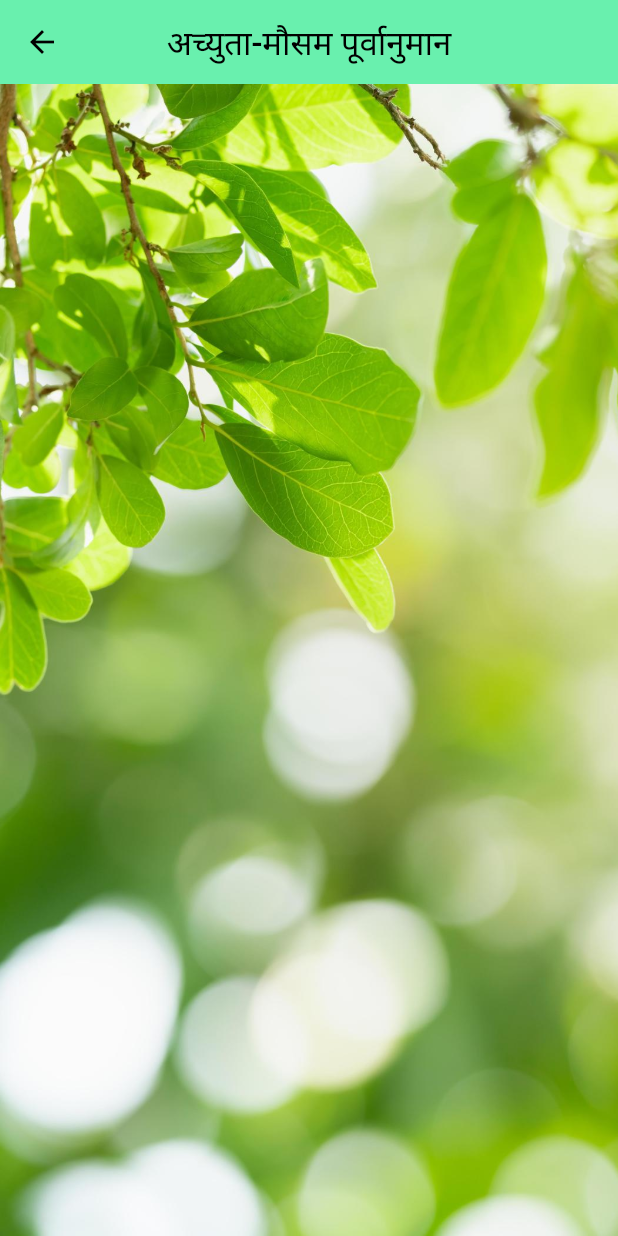
After one commit to D-extremity/Achuyta-2.0, a Flutter app: the ForeCast screen opened directly, on a phone screen of 412 x 824 dp. The commit adds this screen. Run offline on Flutter 3.47's test engine with Material 2 defaults, Android fonts, the phone set to English and light mode, and no system bars; our stand-ins replace geocoding, location.

Commit message:
files uploaded

```diff
--- a/lib/main.dart
+++ b/lib/main.dart
@@ -1,5 +1,6 @@
 // import 'package:acyuta/pages/home_page.dart';
 // import 'package:acyuta/pages/loginpage.dart';
+// import 'package:acyuta/pages/forecast.dart';
 import 'package:acyuta/pages/loginpage.dart';
 // import 'package:acyute/pages/loginpage.dart';
 // import 'package:acyuta/pages/manualinput.dart';
@@ -37,6 +38,8 @@ class MyApp extends StatelessWidget {
 
       debugShowCheckedModeBanner: false,
       home: const LoginPage(),
+
+      // home: const ForeCast()
     );
   }
 }
--- /dev/null
+++ b/lib/pages/forecast.dart
@@ -0,0 +1,45 @@
+import 'dart:ui';
+
+import 'package:flutter/material.dart';
+
+class ForeCast extends StatefulWidget {
+  const ForeCast({super.key});
+
+  @override
+  State<ForeCast> createState() => _ForeCastState();
+}
+
+class _ForeCastState extends State<ForeCast> {
+  @override
+  Widget build(BuildContext context) {
+    return SafeArea(
+        child: Scaffold(
+      appBar: AppBar(leading: const BackButton(color: Colors.black,),
+        backgroundColor: Colors.greenAccent,
+        title: const Text(
+          "अच्युता-मौसम पूर्वानुमान",
+          softWrap: true,
+          style: TextStyle(
+              color: Colors.black, fontSize: 22, fontWeight: FontWeight.w500),
+        ),
+        centerTitle: true,
+      ),
+      body: Stack(
+        fit: StackFit.loose,
+        children: [
+          BackdropFilter(
+            filter: ImageFilter.blur(sigmaX: 10,sigmaY: 10),
+            child: Image.asset(
+              "assets/background.jpg",
+              width: double.infinity,
+              height: double.infinity,
+              fit: BoxFit.cover,
+              colorBlendMode: BlendMode.luminosity,
+
+            ),
+          )
+        ],
+      ),
+    ));
+  }
+}
--- a/lib/pages/manualinput.dart
+++ b/lib/pages/manualinput.dart
@@ -27,7 +27,7 @@ class _ManualInputState extends State<ManualInput> {
     return SafeArea(
       child: Scaffold(
         backgroundColor: const Color.fromARGB(255, 154, 231, 194),
-        appBar: AppBar(
+        appBar: AppBar(leading: const BackButton(color: Colors.black,),
           actions: [
             IconButton(
               onPressed: () {
--- a/lib/pages/preferences.dart
+++ b/lib/pages/preferences.dart
@@ -28,7 +28,7 @@ class _PreferencesState extends State<Preferences> {
   Widget build(BuildContext context) {
     return Scaffold(
       backgroundColor: const Color.fromARGB(255, 68, 121, 96),
-      appBar: AppBar(
+      appBar: AppBar(leading: const BackButton(color: Colors.black,),
         backgroundColor: Colors.greenAccent,
 
         title: const Text(
--- a/lib/pages/upload.dart
+++ b/lib/pages/upload.dart
@@ -17,7 +17,7 @@ class _UploadState extends State<Upload> {
   Widget build(BuildContext context) {
     return Scaffold(
       backgroundColor: const Color.fromARGB(255, 68, 121, 96),
-      appBar: AppBar(
+      appBar: AppBar(leading: const BackButton(color: Colors.black,),
         backgroundColor: Colors.greenAccent,
         title: const Text(
           "अच्युता",
--- a/pubspec.yaml
+++ b/pubspec.yaml
@@ -63,7 +63,6 @@ flutter:
 
   # To add assets to your application, add an assets section, like this:
   assets:
-      - assets/acyuta1.jpg
       - assets/farmericon.png
       - assets/uploadimage.png
       - assets/
```
Also changed, not shown: lib/listcard/temp.dart (+10 -3 lines), lib/pages/home_page.dart (+12 -8 lines), assets/1.png (added), assets/2.png (added), assets/3.png (added), assets/acyuta1.jpg (deleted), assets/background.jpg (added), lib/card/weathercard.dart (added).
